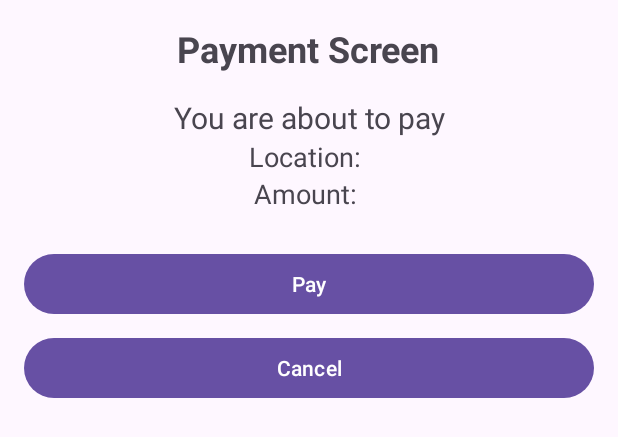
After one commit to ST10092118/CashSend, an Android app: the layout activity_qr_result.xml on its own in the app's theme, with its tools: preview values and no code run, on a phone screen of 412 x 824 dp. The commit adds this screen. Shown: the top 437 px of the screen. Run offline under Robolectric (Android 15) with nearby library versions, the phone set to English and light mode, and no system bars.

Commit message:
added stripe payment gateway to add a new card

```diff
--- a/app/build.gradle.kts
+++ b/app/build.gradle.kts
@@ -81,7 +81,8 @@ android {
         implementation ("com.google.mlkit:barcode-scanning:17.0.3")
         implementation ("com.squareup.retrofit2:retrofit:2.9.0")
         implementation ("com.squareup.retrofit2:converter-gson:2.9.0")
-
+        implementation("com.stripe:stripe-android:20.53.0")
+        implementation("com.squareup.okhttp3:okhttp:4.9.3")
 
     }
 }
--- a/app/src/main/java/com/example/opsc7312cashsend/HomeScreenActivity.kt
+++ b/app/src/main/java/com/example/opsc7312cashsend/HomeScreenActivity.kt
@@ -31,7 +31,7 @@ class HomeScreenActivity : AppCompatActivity() {
 
         // Cards block click listener - Navigate to CardSelectionActivity
         btnCards.setOnClickListener {
-            val intent = Intent(this, CardSelectionActivity::class.java)
+            val intent = Intent(this, AddingCardActivity::class.java)
             startActivity(intent)
         }
 
--- a/app/src/main/res/layout/activity_add_new_card.xml
+++ b/app/src/main/res/layout/activity_add_new_card.xml
@@ -5,6 +5,7 @@
     android:layout_height="match_parent"
     android:padding="16dp"
     android:background="#FFFFFF">
+
 
     <!-- Header Section -->
     <TextView
--- /dev/null
+++ b/app/src/main/res/layout/activity_qr_result.xml
@@ -0,0 +1,57 @@
+<?xml version="1.0" encoding="utf-8"?>
+<LinearLayout xmlns:android="http://schemas.android.com/apk/res/android"
+    android:layout_width="match_parent"
+    android:layout_height="match_parent"
+    android:orientation="vertical"
+    android:padding="16dp">
+
+    <TextView
+        android:id="@+id/qrTitle"
+        android:layout_width="wrap_content"
+        android:layout_height="wrap_content"
+        android:text="Payment Screen"
+        android:textSize="24sp"
+        android:textStyle="bold"
+        android:layout_gravity="center_horizontal" />
+
+    <TextView
+        android:id="@+id/paymentPrompt"
+        android:layout_width="wrap_content"
+        android:layout_height="wrap_content"
+        android:layout_marginTop="16dp"
+        android:text="You are about to pay"
+        android:textSize="20sp"
+        android:layout_gravity="center_horizontal"
+        android:textAlignment="center" />
+
+    <TextView
+        android:id="@+id/locationTextView"
+        android:layout_width="wrap_content"
+        android:layout_height="wrap_content"
+        android:text="Location: "
+        android:textSize="18sp"
+        android:layout_gravity="center_horizontal" />
+
+    <TextView
+        android:id="@+id/amountTextView"
+        android:layout_width="wrap_content"
+        android:layout_height="wrap_content"
+        android:text="Amount: "
+        android:textSize="18sp"
+        android:layout_gravity="center_horizontal" />
+
+    <Button
+        android:id="@+id/payButton"
+        android:layout_width="match_parent"
+        android:layout_height="wrap_content"
+        android:layout_marginTop="24dp"
+        android:text="Pay" />
+
+    <Button
+        android:id="@+id/cancelButton"
+        android:layout_width="match_parent"
+        android:layout_height="wrap_content"
+        android:layout_marginTop="8dp"
+        android:text="Cancel" />
+
+</LinearLayout>
```
Also changed, not shown: app/src/main/AndroidManifest.xml (+8 -0 lines), app/src/main/java/com/example/opsc7312cashsend/AddingCardActivity.kt (added, +125 -0 lines), app/src/main/java/com/example/opsc7312cashsend/CardsSelectionActivity2.kt (added, +7 -0 lines), app/src/main/java/com/example/opsc7312cashsend/QrResultActivity.kt (added, +40 -0 lines), app/src/main/java/com/example/opsc7312cashsend/QrScannerActivity.kt (+34 -38 lines), app/src/main/java/com/opsc7311/cashsend_opscpart2/Fragments/LoginFragment.kt (+74 -6 lines), app/src/main/res/layout/activity_adding_card.xml (added, +23 -0 lines).
